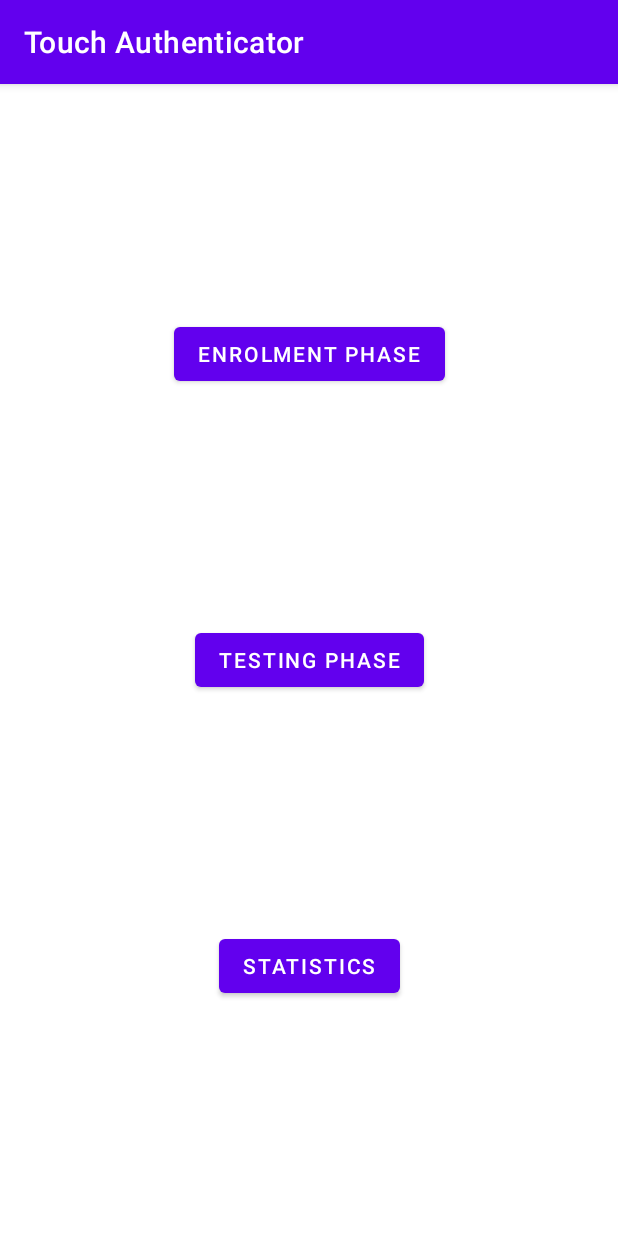
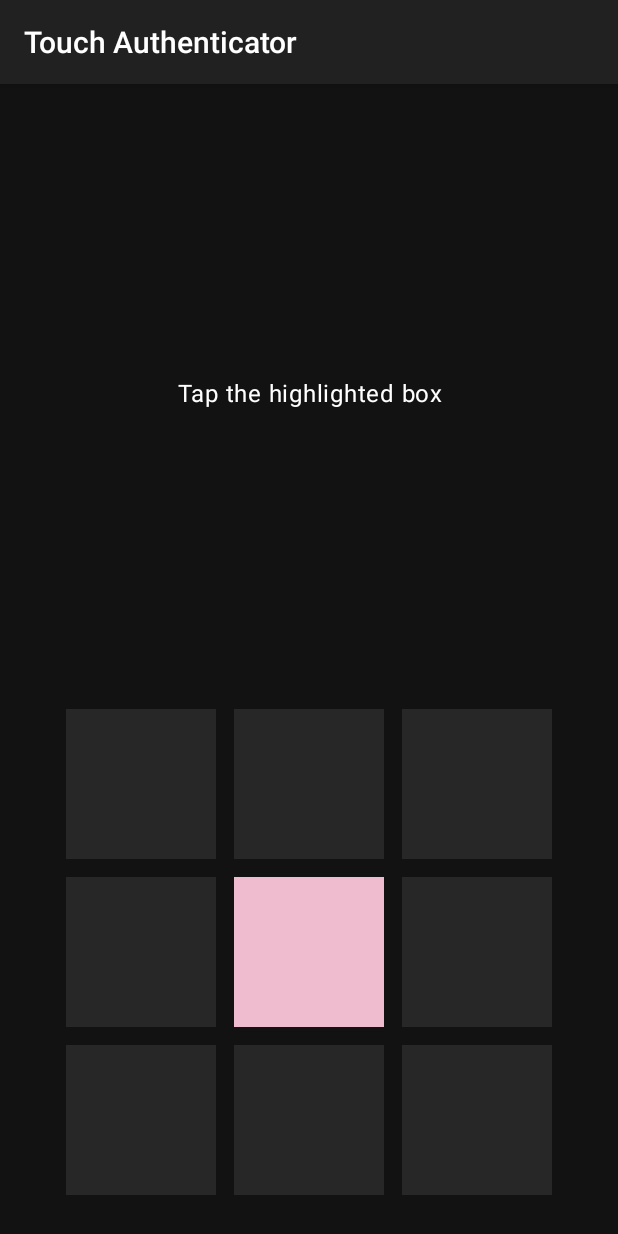
Before and after one commit to MaxOng99/IP, an Android app: the screen it shows after launch (HomeActivity before the commit, EnrolmentActivity after it), on a phone screen of 412 x 824 dp. Run offline under Robolectric (Android 15) with nearby library versions, the phone set to English and light mode, and no system bars.

Commit message:
add enrolment UI and logic

```diff
--- a/android-frontend/app/build.gradle
+++ b/android-frontend/app/build.gradle
@@ -35,6 +35,7 @@ dependencies {
     implementation 'com.firebaseui:firebase-ui-auth:6.4.0'
     implementation 'com.google.android.gms:play-services-auth:19.0.0'
     implementation 'com.google.android.material:material:1.2.1'
+    implementation 'androidx.gridlayout:gridlayout:1.0.0'
 
     testImplementation 'junit:junit:4.12'
     androidTestImplementation 'androidx.test.ext:junit:1.1.2'
--- a/android-frontend/app/src/main/AndroidManifest.xml
+++ b/android-frontend/app/src/main/AndroidManifest.xml
@@ -9,7 +9,7 @@
         android:roundIcon="@mipmap/ic_launcher_round"
         android:supportsRtl="true"
         android:theme="@style/AppTheme">
-        <activity android:name=".HomeActivity">
+        <activity android:name=".EnrolmentActivity">
             <intent-filter>
                 <action android:name="android.intent.action.MAIN" />
 
@@ -20,6 +20,8 @@
         </activity>
         <activity android:name=".AuthActivity">
         </activity>
+        <activity android:name=".HomeActivity">
+        </activity>
     </application>
 
 </manifest>
--- /dev/null
+++ b/android-frontend/app/src/main/java/com/example/touchauthenticator/EnrolmentActivity.kt
@@ -0,0 +1,161 @@
+package com.example.touchauthenticator
+
+
+import android.annotation.SuppressLint
+import android.content.Context
+import android.hardware.Sensor
+import android.hardware.SensorEvent
+import android.hardware.SensorEventListener
+import android.hardware.SensorManager
+import android.os.Bundle
+import android.util.Log
+import android.view.MotionEvent
+import android.view.animation.Animation
+import android.view.animation.AnimationUtils
+
+import androidx.appcompat.app.AppCompatActivity
+import androidx.core.view.MotionEventCompat
+import androidx.gridlayout.widget.GridLayout
+import com.example.touchauthenticator.model.TouchGestureData
+import com.google.android.material.imageview.ShapeableImageView
+
+
+import kotlin.random.Random
+
+
+class EnrolmentActivity : AppCompatActivity(), SensorEventListener{
+
+    private lateinit var btns:ArrayList<ShapeableImageView>
+    private lateinit var accelerometerReadings: ArrayList<Triple<Float, Float, Float>>
+    private lateinit var rootLayout: GridLayout
+    private var currentIndex:Int = -1
+    private val tag = "DEBUG"
+    private lateinit var sensorManager: SensorManager
+    private var accelerometer: Sensor? = null
+
+    override fun onCreate(savedInstanceState: Bundle?) {
+        super.onCreate(savedInstanceState)
+
+        sensorManager = getSystemService(Context.SENSOR_SERVICE) as SensorManager
+        accelerometer = sensorManager.getDefaultSensor(Sensor.TYPE_ACCELEROMETER)
+        setContentView(R.layout.activity_enrolment)
+        rootLayout = findViewById(R.id.gridLayout)
+        btns = ArrayList()
+        accelerometerReadings = ArrayList()
+
+        initialiseButtons()
+        generateStimuli()
+    }
+
+    override fun onResume() {
+        super.onResume()
+        accelerometer?.also { light ->
+            sensorManager.registerListener(this, light, SensorManager.SENSOR_DELAY_NORMAL)
+        }
+    }
+
+    override fun onPause() {
+        super.onPause()
+        sensorManager.unregisterListener(this)
+    }
+
+    @SuppressLint("ClickableViewAccessibility")
+    private fun initialiseButtons() {
+        for (i in 0..8) {
+            val id = resources.getIdentifier("btn$i", "id", packageName)
+            val button: ShapeableImageView= findViewById(id)
+            btns.add(findViewById(id))
+
+            /** Capture raw touch gesture data*/
+            button.setOnTouchListener { btn, motionEvent ->
+
+                var downTime: Long
+                var downPressure: Float
+                var downSize: Float
+                var downX: Float
+                var downY: Float
+
+                var upTime: Long
+                var upPressure: Float
+                var upSize: Float
+                var upX: Float
+                var upY: Float
+
+
+                var index:Int = btns.indexOf(btn)
+                var success:Boolean = false
+                var touchData = TouchGestureData()
+
+                when (MotionEventCompat.getActionMasked(motionEvent)) {
+                    MotionEvent.ACTION_DOWN -> {
+                        Log.d(tag, "Action was DOWN")
+                        if (index == currentIndex) {
+                            btn.setBackgroundResource(R.color.buttonBackgroundColor)
+                            generateStimuli()
+                            success = true
+                            downTime = motionEvent.downTime
+                            downPressure = motionEvent.pressure
+                            downSize = motionEvent.size
+                            downX = motionEvent.x
+                            downY = motionEvent.y
+                        }
+
+                        else {
+                            val shake: Animation = AnimationUtils.loadAnimation(applicationContext, R.anim.shake)
+                            rootLayout.startAnimation(shake)
+                        }
+                        true
+                    }
+
+                    MotionEvent.ACTION_UP -> {
+                        Log.d(tag, "Action was UP")
+
+                        if (success) {
+                            upTime = motionEvent.downTime
+                            upPressure = motionEvent.pressure
+                            upSize = motionEvent.size
+                            upX = motionEvent.x
+                            upY = motionEvent.y
+                        }
+                        true
+                    }
+                    MotionEvent.ACTION_CANCEL -> {
+                        Log.d(tag, "Action was CANCEL")
+                        true
+                    }
+                    MotionEvent.ACTION_OUTSIDE -> {
+                        Log.d(tag, "Movement occurred outside bounds of current screen element")
+                        true
+                    }
+
+                    else -> super.onTouchEvent(motionEvent)
+                }
+            }
+        }
+    }
+
+    @SuppressLint("ResourceAsColor")
+    private fun generateStimuli() {
+        val index = Random.nextInt(9);
+        val btn = btns[index]
+        val myAnim:Animation = AnimationUtils.loadAnimation(this, R.anim.bounce);
+
+        btn.setBackgroundResource(R.color.activatedBgColor);
+        currentIndex = index
+        btn.startAnimation(myAnim);
+    }
+
+    override fun onSensorChanged(p0: SensorEvent) {
+        val x = p0.values[0]
+        val y = p0.values[1]
+        val z = p0.values[2]
+
+        accelerometerReadings.add(Triple(x, y, z))
+        Log.d("accelerometer", "$x $y $z")
+    }
+
+    override fun onAccuracyChanged(p0: Sensor, p1: Int) {
+        Log.d("ok", "ok")
+    }
+
+}
--- /dev/null
+++ b/android-frontend/app/src/main/java/com/example/touchauthenticator/model/TouchGestureData.kt
@@ -0,0 +1,8 @@
+package com.example.touchauthenticator.model
+
+class TouchGestureData {
+    private var pressure:Float = -1F
+    private var size:Long = -1
+    private var startTime:Long = -1
+    private var endTime:Long = -1
+}
--- /dev/null
+++ b/android-frontend/app/src/main/res/anim/cycle.xml
@@ -0,0 +1,3 @@
+<?xml version="1.0" encoding="utf-8"?>
+<cycleInterpolator xmlns:android="http://schemas.android.com/apk/res/android"
+    android:cycles="5" />
--- /dev/null
+++ b/android-frontend/app/src/main/res/anim/shake.xml
@@ -0,0 +1,6 @@
+<?xml version="1.0" encoding="utf-8"?>
+<translate xmlns:android="http://schemas.android.com/apk/res/android"
+    android:duration="500"
+    android:fromXDelta="0"
+    android:interpolator="@anim/cycle"
+    android:toXDelta="10" />
--- /dev/null
+++ b/android-frontend/app/src/main/res/drawable/roundbutton.xml
@@ -0,0 +1,9 @@
+<?xml version="1.0" encoding="utf-8"?>
+<shape xmlns:android="http://schemas.android.com/apk/res/android"
+    android:shape="rectangle">
+    <solid android:color="#eeffffff" />
+    <corners android:bottomRightRadius="8dp"
+        android:bottomLeftRadius="8dp"
+        android:topRightRadius="8dp"
+        android:topLeftRadius="8dp"/>
+</shape>
--- /dev/null
+++ b/android-frontend/app/src/main/res/layout/activity_enrolment.xml
@@ -0,0 +1,139 @@
+<?xml version="1.0" encoding="utf-8"?>
+
+<androidx.constraintlayout.widget.ConstraintLayout
+    xmlns:android="http://schemas.android.com/apk/res/android"
+    xmlns:app="http://schemas.android.com/apk/res-auto"
+    android:id="@+id/rootLayout"
+    android:layout_height="match_parent"
+    android:layout_width="match_parent"
+    android:background="@color/activityBgColor">
+
+    <androidx.appcompat.widget.AppCompatTextView
+        android:layout_width="match_parent"
+        android:layout_height="wrap_content"
+        android:gravity="center_horizontal"
+        android:text="Tap the highlighted box"
+        android:textAppearance="?attr/textAppearanceBody1"
+        app:layout_constraintBottom_toTopOf="@id/gridLayout"
+        app:layout_constraintEnd_toEndOf="parent"
+        app:layout_constraintStart_toStartOf="parent"
+        app:layout_constraintTop_toTopOf="parent" />
+
+    <androidx.gridlayout.widget.GridLayout
+        android:id="@+id/gridLayout"
+        android:layout_width="wrap_content"
+        android:layout_height="wrap_content"
+        android:layout_gravity="center_horizontal"
+        app:columnCount="3"
+        app:flow_horizontalGap="26dp"
+        app:flow_verticalGap="20dp"
+        app:layout_constraintBottom_toBottomOf="parent"
+        app:layout_constraintEnd_toEndOf="parent"
+        app:layout_constraintStart_toStartOf="parent"
+        app:layout_constraintTop_toTopOf="parent"
+        app:layout_constraintVertical_bias="0.95"
+        app:orientation="horizontal"
+        app:rowCount="3">
+
+        <com.google.android.material.imageview.ShapeableImageView
+            android:id="@+id/btn0"
+            android:layout_width="100dp"
+            android:layout_height="100dp"
+            android:layout_margin="6dp"
+            android:background="@color/buttonBackgroundColor"
+            app:layout_column="0"
+            app:layout_row="0">
+
+        </com.google.android.material.imageview.ShapeableImageView>
+
+        <com.google.android.material.imageview.ShapeableImageView
+            android:id="@+id/btn1"
+            android:layout_width="100dp"
+            android:layout_height="100dp"
+            android:layout_margin="6dp"
+            android:background="@color/buttonBackgroundColor"
+            app:layout_column="1"
+            app:layout_row="0">
+
+        </com.google.android.material.imageview.ShapeableImageView>
+
+        <com.google.android.material.imageview.ShapeableImageView
+            android:id="@+id/btn2"
+            android:layout_width="100dp"
+            android:layout_height="100dp"
+            android:layout_margin="6dp"
+            android:background="@color/buttonBackgroundColor"
+            app:layout_column="2"
+            app:layout_row="0">
+
+        </com.google.android.material.imageview.ShapeableImageView>
+
+        <com.google.android.material.imageview.ShapeableImageView
+            android:id="@+id/btn3"
+            android:layout_width="100dp"
+            android:layout_height="100dp"
+            android:layout_margin="6dp"
+            android:background="@color/buttonBackgroundColor"
+            app:layout_column="0"
+            app:layout_row="1">
+
+        </com.google.android.material.imageview.ShapeableImageView>
+
+        <com.google.android.material.imageview.ShapeableImageView
+            android:id="@+id/btn4"
+            android:layout_width="100dp"
+            android:layout_height="100dp"
+            android:layout_margin="6dp"
+            android:background="@color/buttonBackgroundColor"
+            app:layout_column="1"
+            app:layout_row="1">
+
+        </com.google.android.material.imageview.ShapeableImageView>
+
+        <com.google.android.material.imageview.ShapeableImageView
+            android:id="@+id/btn5"
+            android:layout_width="100dp"
+            android:layout_height="100dp"
+            android:layout_margin="6dp"
+            android:background="@color/buttonBackgroundColor"
+            app:layout_column="2"
+            app:layout_row="1">
+
+        </com.google.android.material.imageview.ShapeableImageView>
+
+        <com.google.android.material.imageview.ShapeableImageView
+            android:id="@+id/btn6"
+            android:layout_width="100dp"
+            android:layout_height="100dp"
+            android:layout_margin="6dp"
+            android:background="@color/buttonBackgroundColor"
+            app:layout_column="0"
+            app:layout_row="2">
+
+        </com.google.android.material.imageview.ShapeableImageView>
+
+        <com.google.android.material.imageview.ShapeableImageView
+            android:id="@+id/btn7"
+            android:layout_width="100dp"
+            android:layout_height="100dp"
+            android:layout_margin="6dp"
+            android:background="@color/buttonBackgroundColor"
+            app:layout_column="1"
+            app:layout_row="2">
+
+        </com.google.android.material.imageview.ShapeableImageView>
+
+        <com.google.android.material.imageview.ShapeableImageView
+            android:id="@+id/btn8"
+            android:layout_width="100dp"
+            android:layout_height="100dp"
+            android:layout_margin="6dp"
+            android:background="@color/buttonBackgroundColor"
+            app:layout_column="2"
+            app:layout_row="2">
+
+        </com.google.android.material.imageview.ShapeableImageView>
+
+    </androidx.gridlayout.widget.GridLayout>
+
+</androidx.constraintlayout.widget.ConstraintLayout>
--- a/android-frontend/app/src/main/res/values/colors.xml
+++ b/android-frontend/app/src/main/res/values/colors.xml
@@ -3,4 +3,7 @@
     <color name="colorPrimary">#6200EE</color>
     <color name="colorPrimaryDark">#3700B3</color>
     <color name="colorAccent">#03DAC5</color>
+    <color name="buttonBackgroundColor">#272727</color>
+    <color name="activatedBgColor">#efbbcf</color>
+    <color name="activityBgColor">#121212</color>
 </resources>
--- a/android-frontend/app/src/main/res/values/styles.xml
+++ b/android-frontend/app/src/main/res/values/styles.xml
@@ -1,10 +1,19 @@
 <resources>
     <!-- Base application theme. -->
-    <style name="AppTheme" parent="Theme.MaterialComponents.DayNight.DarkActionBar">
+    <style name="AppTheme" parent="Theme.AppCompat">
         <!-- Customize your theme here. -->
-        <item name="colorPrimary">@color/colorPrimary</item>
-        <item name="colorPrimaryDark">@color/colorPrimaryDark</item>
-        <item name="colorAccent">@color/colorAccent</item>
+        <item name="shapeAppearanceSmallComponent">@style/AppShapeAppearance.SmallComponent</item>
+        <item name="shapeAppearanceMediumComponent">@style/AppShapeAppearance.MediumComponent</item>
+        <item name="textAppearanceBody1">@style/TextAppearance.MaterialComponents.Body1</item>
+    </style>
+
+    <style name="AppShapeAppearance.SmallComponent" parent="ShapeAppearance.MaterialComponents.SmallComponent">
+        <item name="cornerFamily">cut</item>
+        <item name="cornerSize">8dp</item>
+    </style>
+    <style name="AppShapeAppearance.MediumComponent" parent="ShapeAppearance.MaterialComponents.MediumComponent">
+        <item name="cornerFamily">cut</item>
+        <item name="cornerSize">8dp</item>
     </style>
 
 </resources>
```
Also changed, not shown: android-frontend/app/src/main/res/anim/bounce.xml (added, +12 -0 lines).
